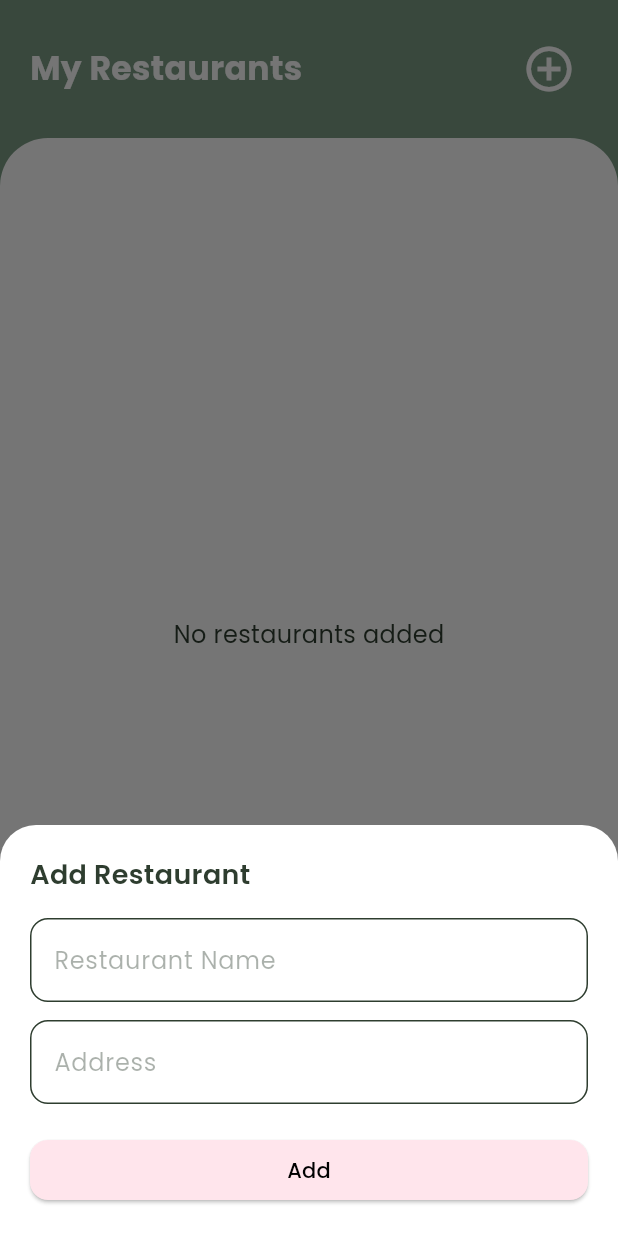
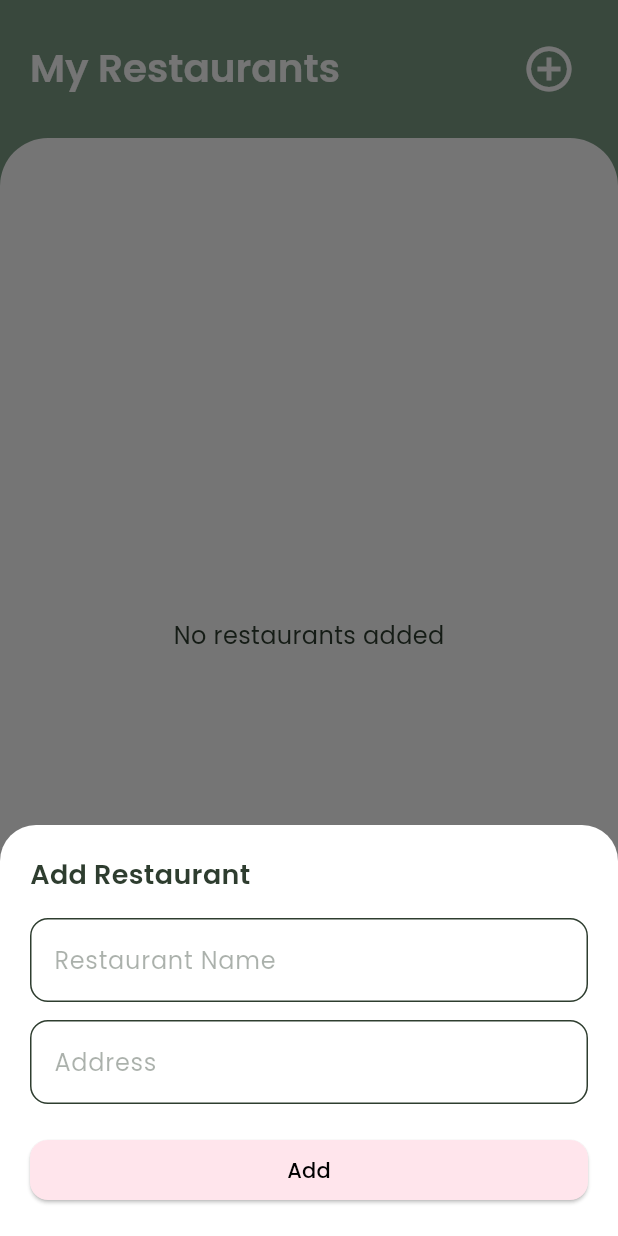
Before and after one commit to Manan5911/cinnamon_garden, a Flutter app: the AdminDashboard screen opened directly, item 4 of the bottom bar chosen, after a tap on the "add circle outline" icon, on a phone screen of 412 x 824 dp. Run offline on Flutter 3.47's test engine with Material 3 defaults, Android fonts, the phone set to English and light mode, and no system bars; our stand-ins replace cloud_firestore, firebase_auth, firebase_core, flutter_riverpod, intl_phone_field, lottie and 1 more; accounts and stored records are empty.

Commit message:
Minor fixes to admin and restaurant screen

```diff
--- a/lib/core/screens/admin/admin_dashboard.dart
+++ b/lib/core/screens/admin/admin_dashboard.dart
@@ -78,6 +78,8 @@ class _AdminDashboardState extends State<AdminDashboard> {
           showUnselectedLabels: true,
           type: BottomNavigationBarType.fixed,
           elevation: 0,
+          selectedFontSize: 13, // ↓ Reduce font size
+          unselectedFontSize: 11,
           onTap: (index) {
             _pageController.animateToPage(
               index,
--- a/lib/core/screens/admin/controllers/booking_filter_controller.dart
+++ b/lib/core/screens/admin/controllers/booking_filter_controller.dart
@@ -26,14 +26,19 @@ class BookingFilterController
     state = const AsyncValue.loading();
     try {
       final now = DateTime.now();
+      final today = DateTime(now.year, now.month, now.day);
       final allBookings = await BookingService().fetchBookings();
-      final upcoming = allBookings.where((b) => b.date.isAfter(now)).toList();
-      print('[DEBUG] Fetched \${upcoming.length} upcoming bookings');
+      final upcoming = allBookings.where((b) {
+        final bookingDate = DateTime(b.date.year, b.date.month, b.date.day);
+        return bookingDate.isAfter(today) ||
+            bookingDate.isAtSameMomentAs(today);
+      }).toList();
+      print('[DEBUG] Fetched ${upcoming.length} upcoming bookings');
       state = AsyncValue.data(upcoming);
       selectedRange = null;
       isFiltering = false;
     } catch (e, st) {
-      print('[ERROR] Failed to fetch upcoming bookings: \$e');
+      print('[ERROR] Failed to fetch upcoming bookings: $e');
       state = AsyncValue.error(e, st);
     }
   }
@@ -41,16 +46,34 @@ class BookingFilterController
   Future<void> filterByDateRange(DateTimeRange range) async {
     state = const AsyncValue.loading();
     try {
+      final start = DateTime(
+        range.start.year,
+        range.start.month,
+        range.start.day,
+      );
+      final end = DateTime(
+        range.end.year,
+        range.end.month,
+        range.end.day,
+        23,
+        59,
+        59,
+      );
+
       final allBookings = await BookingService().fetchBookings();
       final filtered = allBookings.where((b) {
-        return b.date.isAfter(range.start.subtract(const Duration(days: 1))) &&
-            b.date.isBefore(range.end.add(const Duration(days: 1)));
+        final bookingDate = DateTime(b.date.year, b.date.month, b.date.day);
+        return (bookingDate.isAtSameMomentAs(start) ||
+            bookingDate.isAtSameMomentAs(end) ||
+            (bookingDate.isAfter(start) && bookingDate.isBefore(end)));
       }).toList();
-      print('[DEBUG] Fetched \${filtered.length} filtered bookings');
+
+      print('[DEBUG] Filtered bookings count: ${filtered.length}');
       state = AsyncValue.data(filtered);
       selectedRange = range;
       isFiltering = true;
     } catch (e, st) {
+      print('[ERROR] Filtering failed: $e');
       state = AsyncValue.error(e, st);
     }
   }
@@ -60,7 +83,7 @@ class BookingFilterController
   String getHeading() {
     if (!isFiltering || selectedRange == null) return "Total";
     final df = DateFormat('d MMM');
-    return "Total from \${df.format(selectedRange!.start)} – \${df.format(selectedRange!.end)}";
+    return "Total from ${df.format(selectedRange!.start)} – ${df.format(selectedRange!.end)}";
   }
 
   int get count => state.value?.length ?? 0;
--- a/lib/core/screens/admin/restaurant_screen.dart
+++ b/lib/core/screens/admin/restaurant_screen.dart
@@ -213,6 +213,8 @@ class _RestaurantScreenState extends State<RestaurantScreen> {
 
   @override
   Widget build(BuildContext context) {
+    final textTheme = Theme.of(context).textTheme;
+
     return Stack(
       children: [
         Scaffold(
@@ -224,12 +226,10 @@ class _RestaurantScreenState extends State<RestaurantScreen> {
                   padding: const EdgeInsets.fromLTRB(20, 20, 20, 20),
                   child: Row(
                     children: [
-                      const Expanded(
+                      Expanded(
                         child: Text(
                           'My Restaurants',
-                          style: TextStyle(
-                            fontSize: 22,
-                            fontWeight: FontWeight.bold,
+                          style: textTheme.headlineSmall?.copyWith(
                             color: Colors.white,
                           ),
                         ),
```
